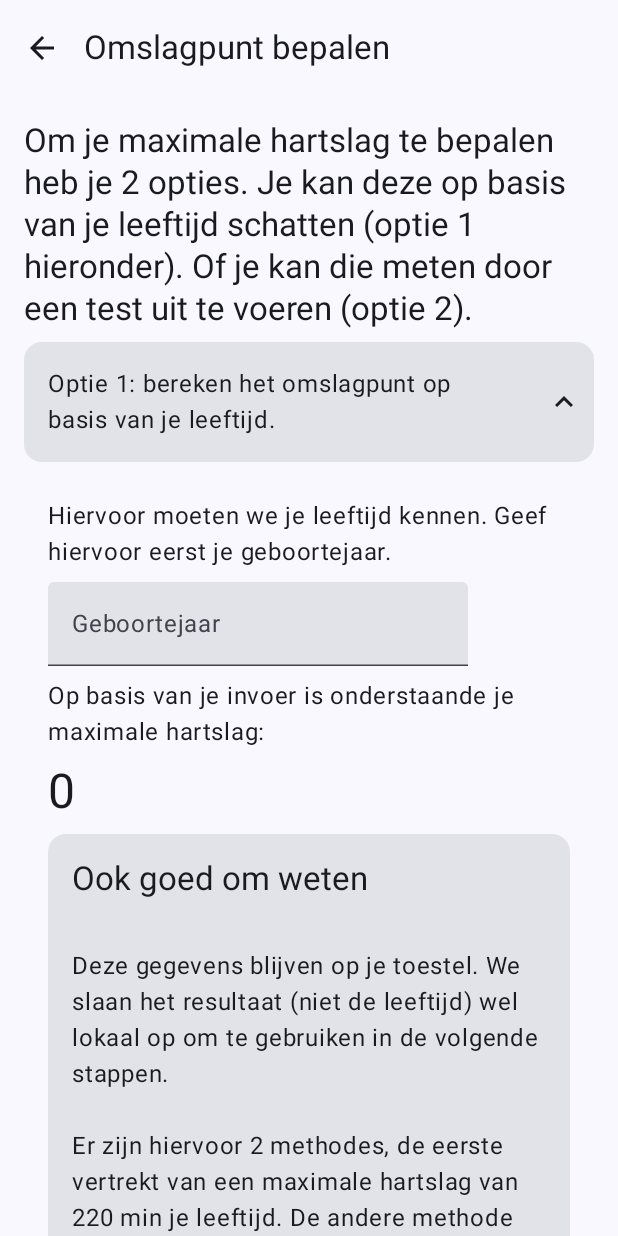
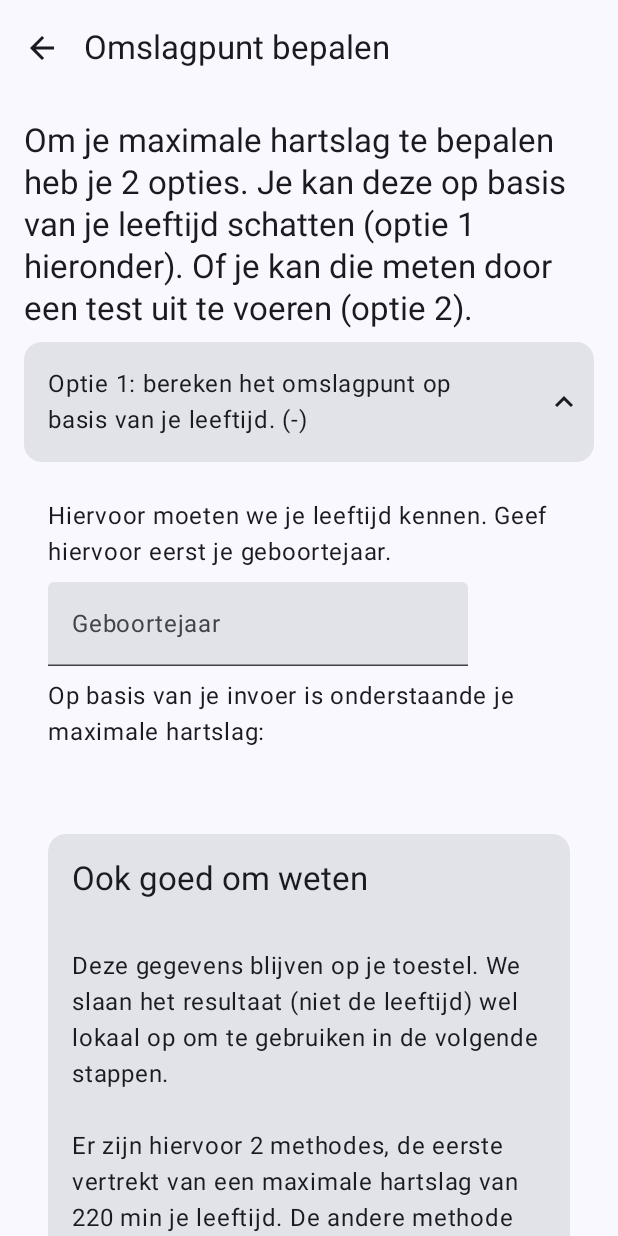
Before and after one commit to hanscappelle/qwik, an Android app built with Jetpack Compose: the MaxRateActivity screen opened directly, with no data from a screen before it, after a tap on "Optie 1: bereken het omslagpunt op basis", on a phone screen of 412 x 824 dp. Run offline under Robolectric (Android 15) with nearby library versions, the phone set to English and light mode, and no system bars; 2 statements that could not run were skipped.

```diff
--- a/app/src/main/java/be/hcpl/android/sportapp/ui/screen/MaxRateScreen.kt
+++ b/app/src/main/java/be/hcpl/android/sportapp/ui/screen/MaxRateScreen.kt
@@ -54,7 +54,7 @@ fun MaxRateScreen(
             text = stringResource(R.string.max_rate_intro)
         )
         Option(
-            text = stringResource(R.string.max_rate_option2),
+            text = "${stringResource(R.string.max_rate_option2)} (${model.calculatedResult?:"-"})",
             onSelect = onSelectCalculate,
             isVisible = model.calculateVisible,
         )
@@ -65,7 +65,7 @@ fun MaxRateScreen(
             )
 
         Option(
-            text = stringResource(R.string.max_rate_option1),
+            text = "${stringResource(R.string.max_rate_option1)} (${model.testedMaxRate?:"-"})",
             onSelect = onSelectTest,
             isVisible = model.testVisible,
         )
--- a/app/src/main/java/be/hcpl/android/sportapp/ui/view/MaxRateViewModel.kt
+++ b/app/src/main/java/be/hcpl/android/sportapp/ui/view/MaxRateViewModel.kt
@@ -16,8 +16,8 @@ class MaxRateViewModel(
     init {
         uiState.postValue(
             MaxRateUiModel(
-                calculatedResult = storage.getInt(KEY_CALCULATED_RESULT),
-                testedMaxRate = storage.getInt(KEY_TESTED_RESULT),
+                calculatedResult = storage.getInt(KEY_CALCULATED_RESULT).takeIf { it > 0 },
+                testedMaxRate = storage.getInt(KEY_TESTED_RESULT).takeIf { it > 0 },
             )
         )
     }
@@ -52,8 +52,8 @@ class MaxRateViewModel(
         uiState.value?.let { model ->
             uiState.postValue(
                 model.copy(
-                    birthYear = year,
-                    calculatedResult = if (calculatedResult > 0) calculatedResult else null,
+                    birthYear = year.takeIf { it > 0 },
+                    calculatedResult = calculatedResult.takeIf { it > 0 },
                 )
             )
         }
@@ -64,7 +64,7 @@ class MaxRateViewModel(
         uiState.value?.let { model ->
             uiState.postValue(
                 model.copy(
-                    testedMaxRate = testValue,
+                    testedMaxRate = testValue.takeIf { it > 0 },
                 )
             )
         }
```
